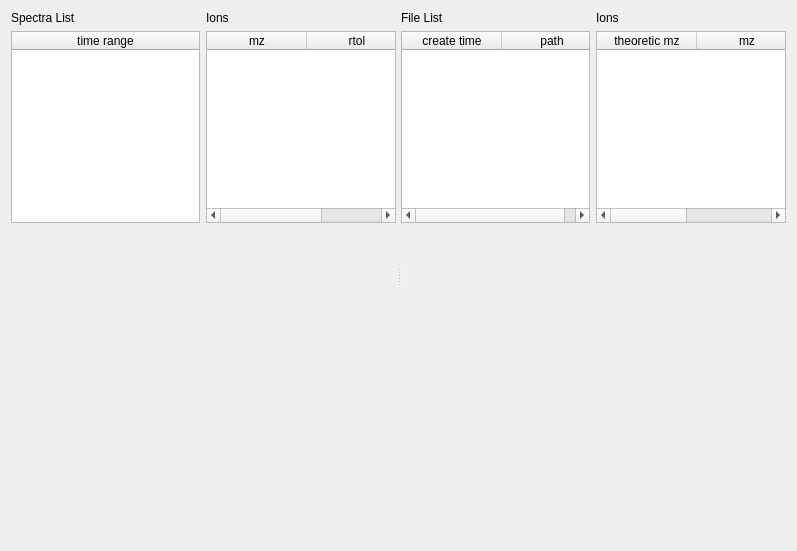
l460289052/Orbitool, file Orbitool/UI/CalibrationDetail.ui: the form before one commit.
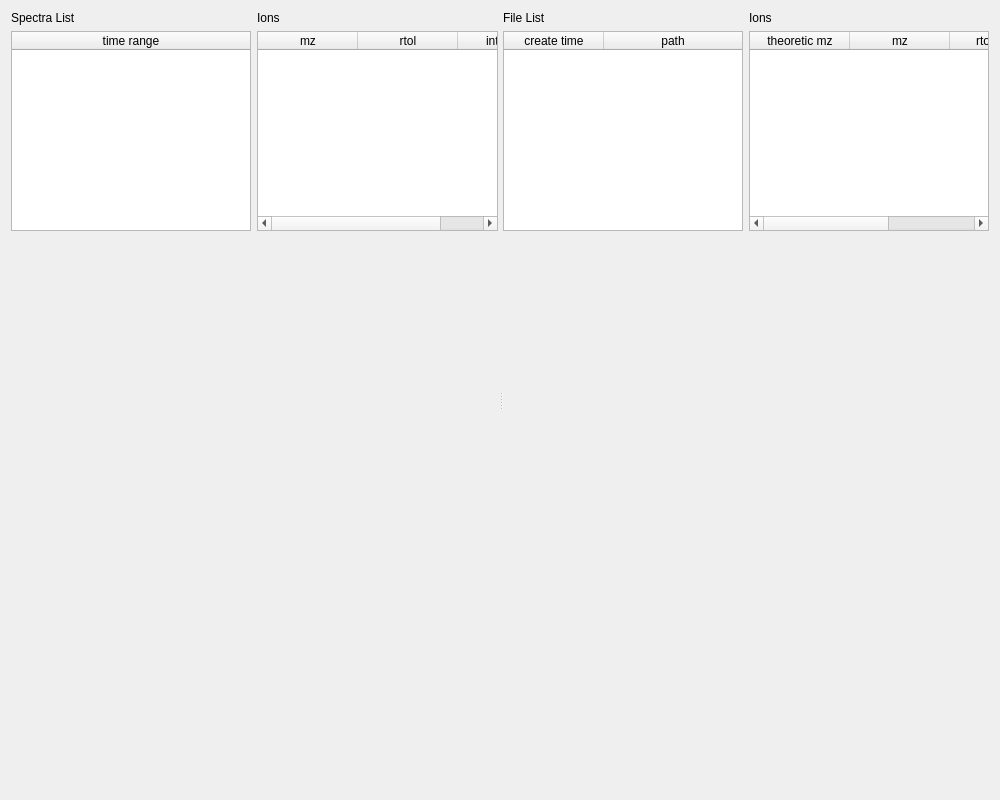
The form after the commit.

Patch:
```diff
--- a/Orbitool/UI/CalibrationDetail.ui
+++ b/Orbitool/UI/CalibrationDetail.ui
@@ -6,8 +6,8 @@
    <rect>
     <x>0</x>
     <y>0</y>
-    <width>797</width>
-    <height>551</height>
+    <width>1000</width>
+    <height>800</height>
    </rect>
   </property>
   <property name="windowTitle">
@@ -48,8 +48,8 @@
              </property>
              <property name="minimumSize">
               <size>
-               <width>0</width>
-               <height>150</height>
+               <width>200</width>
+               <height>200</height>
               </size>
              </property>
              <property name="editTriggers">
@@ -90,7 +90,7 @@
              <property name="minimumSize">
               <size>
                <width>0</width>
-               <height>150</height>
+               <height>200</height>
               </size>
              </property>
              <property name="editTriggers">
@@ -158,8 +158,8 @@
              </property>
              <property name="minimumSize">
               <size>
-               <width>0</width>
-               <height>150</height>
+               <width>200</width>
+               <height>200</height>
               </size>
              </property>
              <property name="editTriggers">
@@ -205,7 +205,7 @@
              <property name="minimumSize">
               <size>
                <width>0</width>
-               <height>150</height>
+               <height>200</height>
               </size>
              </property>
              <property name="editTriggers">
```
